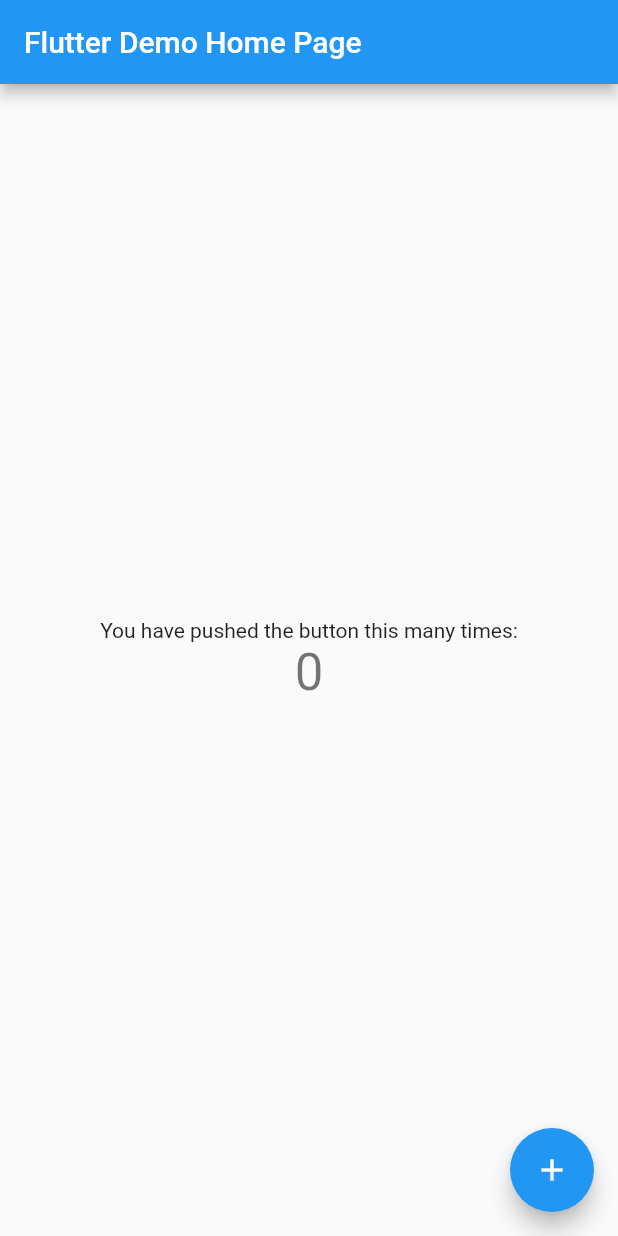
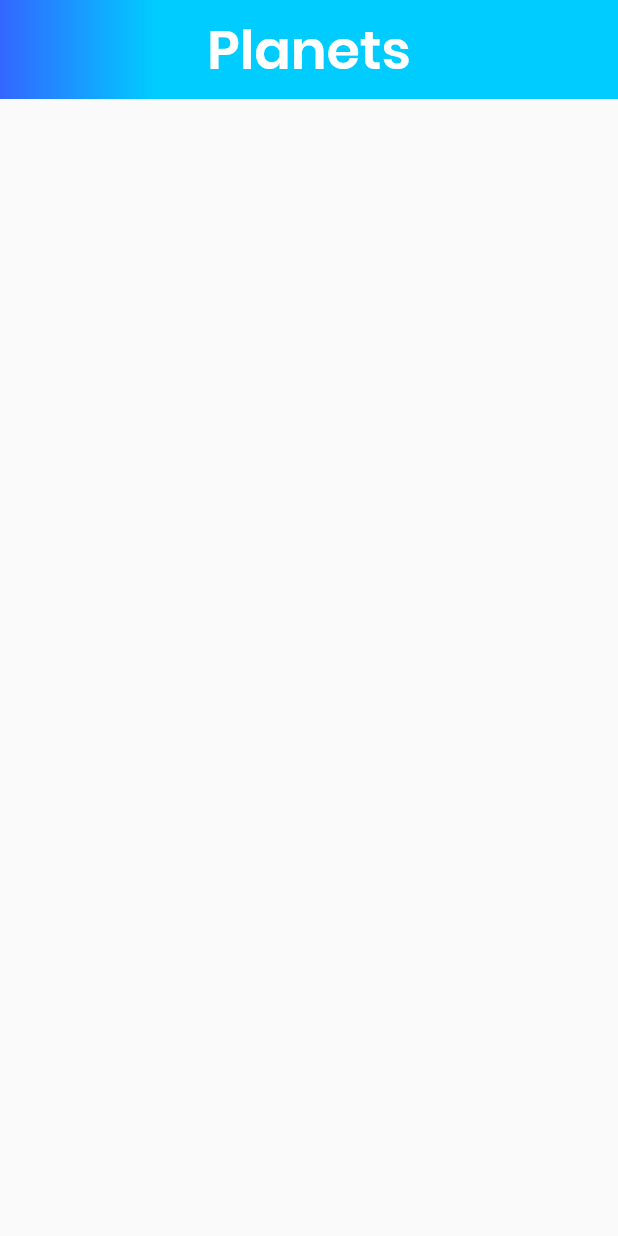
Before and after one commit to saulo-arantes/planets, a Flutter app: the screen it shows after launch, on a phone screen of 412 x 824 dp. Run offline on Flutter 3.47's test engine with Material 2 defaults, Android fonts, the phone set to English and light mode, and no system bars.

Commit message:
Creating app bar

```diff
--- a/lib/main.dart
+++ b/lib/main.dart
@@ -1,4 +1,5 @@
 import 'package:flutter/material.dart';
+import 'package:planets/widgets/gradient_app_bar.dart';
 
 void main() => runApp(MyApp());
 
@@ -8,8 +9,10 @@
   Widget build(BuildContext context) {
     return MaterialApp(
       title: 'Flutter Demo',
+      debugShowCheckedModeBanner: false,
       theme: ThemeData(
         primarySwatch: Colors.blue,
+        fontFamily: "Poppins"
       ),
       home: MyHomePage(title: 'Flutter Demo Home Page'),
     );
@@ -26,39 +29,14 @@
 }
 
 class _MyHomePageState extends State<MyHomePage> {
-  int _counter = 0;
-
-  void _incrementCounter() {
-    setState(() {
-      _counter++;
-    });
-  }
-
   @override
   Widget build(BuildContext context) {
     return Scaffold(
-      appBar: AppBar(
-        title: Text(widget.title),
-      ),
-      body: Center(
-        child: Column(
-          mainAxisAlignment: MainAxisAlignment.center,
-          children: <Widget>[
-            Text(
-              'You have pushed the button this many times:',
-            ),
-            Text(
-              '$_counter',
-              style: Theme.of(context).textTheme.display1,
-            ),
-          ],
-        ),
-      ),
-      floatingActionButton: FloatingActionButton(
-        onPressed: _incrementCounter,
-        tooltip: 'Increment',
-        child: Icon(Icons.add),
-      ),
+      body: Column(
+        children: <Widget>[
+          GradientAppBar("Planets")
+        ],
+      )
     );
   }
 }
--- /dev/null
+++ b/lib/widgets/gradient_app_bar.dart
@@ -0,0 +1,39 @@
+import 'package:flutter/material.dart';
+
+class GradientAppBar extends StatelessWidget {
+  final String title;
+  final double barHeight = 66.0;
+
+  GradientAppBar(this.title);
+
+  @override
+  Widget build(BuildContext context) {
+    final double statusBarHeight = MediaQuery.of(context).padding.top;
+
+    return Container(
+      padding: EdgeInsets.only(top: statusBarHeight),
+      height: statusBarHeight + barHeight,
+      child: Center(
+        child: Text(
+          title,
+          style: const TextStyle(
+            color: Colors.white,
+            fontSize: 36.0
+          )
+        ),
+      ),
+      decoration: new BoxDecoration(
+        gradient: new LinearGradient(
+          colors: [
+            const Color(0xFF3366FF),
+            const Color(0xFF00CCFF)
+          ],
+          begin: const FractionalOffset(0.0, 0.0),
+          end: const FractionalOffset(0.5, 0.0),
+          stops: [0.0, 0.5],
+          tileMode: TileMode.clamp
+        ),
+      ),
+    );
+  }
+}
--- a/pubspec.yaml
+++ b/pubspec.yaml
@@ -67,6 +67,11 @@
   #       - asset: fonts/TrajanPro.ttf
   #       - asset: fonts/TrajanPro_Bold.ttf
   #         weight: 700
+  fonts:
+    - family: Poppins
+      fonts:
+        - asset: assets/fonts/Poppins-SemiBold.ttf
+          weight: 600
   #
   # For details regarding fonts from package dependencies,
   # see https://flutter.dev/custom-fonts/#from-packages
```
Also changed, not shown: assets/fonts/Poppins-SemiBold.ttf (added).
